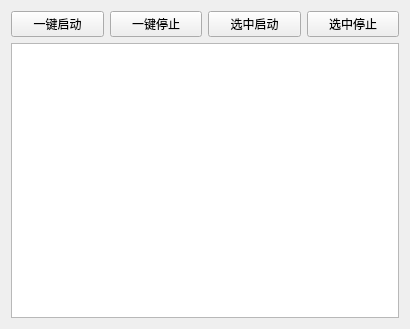
Old version of the form lib/ui_service/ServiceWidget.ui in the repository yangxj96/WindowTool.
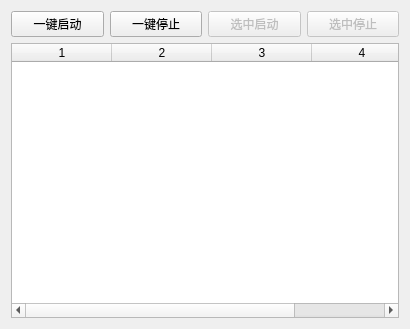
New version of the form.

```diff
--- a/lib/ui_service/ServiceWidget.ui
+++ b/lib/ui_service/ServiceWidget.ui
@@ -32,6 +32,9 @@
      </item>
      <item row="0" column="2">
       <widget class="QPushButton" name="btn_checked_start">
+       <property name="enabled">
+        <bool>false</bool>
+       </property>
        <property name="text">
         <string>选中启动</string>
        </property>
@@ -39,13 +42,33 @@
      </item>
      <item row="0" column="3">
       <widget class="QPushButton" name="btn_checked_stop">
+       <property name="enabled">
+        <bool>false</bool>
+       </property>
        <property name="text">
         <string>选中停止</string>
        </property>
       </widget>
      </item>
      <item row="1" column="0" colspan="4">
-      <widget class="QTableWidget" name="tb_services"/>
+      <widget class="QTableWidget" name="tb_services">
+       <property name="contextMenuPolicy">
+        <enum>Qt::ContextMenuPolicy::CustomContextMenu</enum>
+       </property>
+       <property name="editTriggers">
+        <set>QAbstractItemView::EditTrigger::NoEditTriggers</set>
+       </property>
+       <property name="selectionBehavior">
+        <enum>QAbstractItemView::SelectionBehavior::SelectRows</enum>
+       </property>
+       <property name="columnCount">
+        <number>4</number>
+       </property>
+       <column/>
+       <column/>
+       <column/>
+       <column/>
+      </widget>
      </item>
     </layout>
    </item>
```
